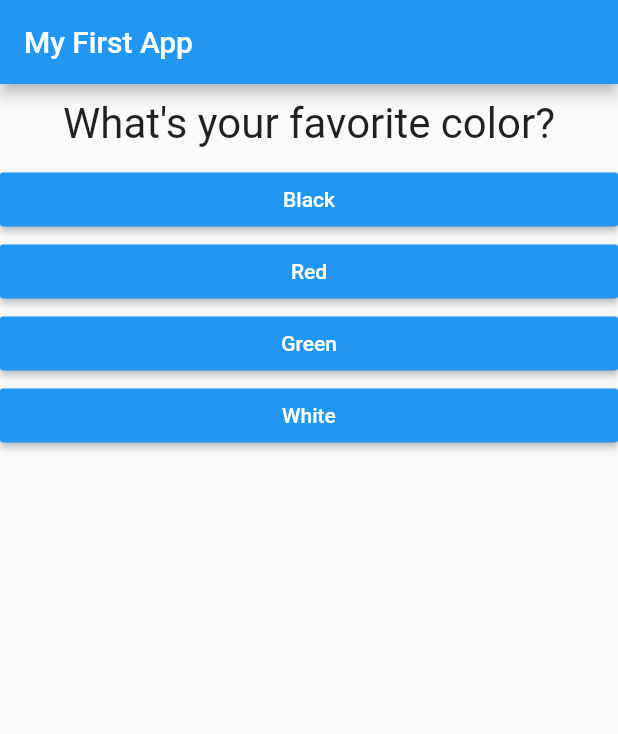
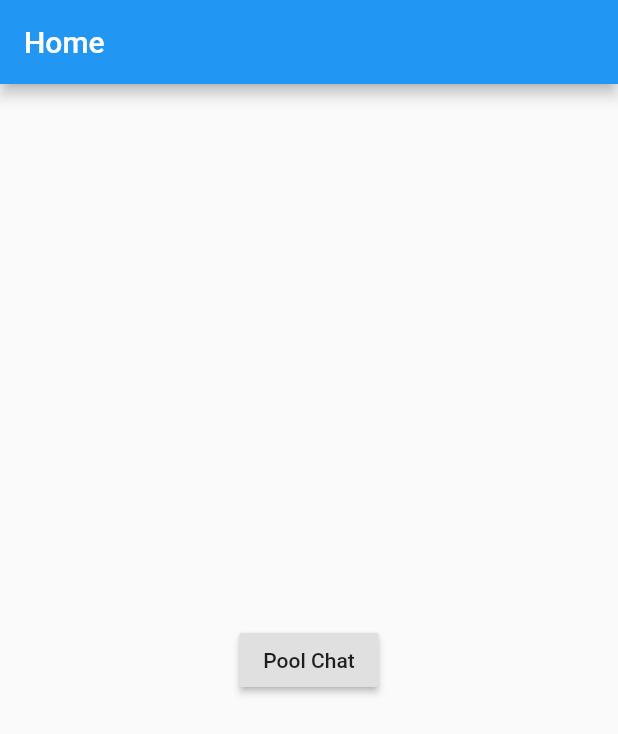
Before and after one commit to piratelicorne/swim_flutter_app, a Flutter app: the screen it shows after launch, on a phone screen of 412 x 824 dp. Shown: the top 734 px of the screen. Run offline on Flutter 3.47's test engine with Material 2 defaults, Android fonts, the phone set to English and light mode, and no system bars.

Commit message:
one button on main

```diff
--- a/lib/answer.dart
+++ b/lib/button.dart
@@ -1,8 +1,8 @@
 import 'package:flutter/material.dart';
 
-class Answer extends StatelessWidget {
+class Button extends StatelessWidget {
   final Function selectHandler;
-  final String answerText;
+  final String buttonText;
 
   Answer(this.selectHandler, this.answerText);
 
@@ -13,7 +13,7 @@ class Answer extends StatelessWidget {
       child: RaisedButton(
         color: Colors.blue,
         textColor: Colors.white,
-        child: Text(answerText),
+        child: Text(buttonText),
         onPressed: selectHandler,
       ),
     );
--- a/lib/quiz.dart
+++ b/lib/changeScreen.dart
@@ -1,25 +1,25 @@
 import 'package:flutter/material.dart';
 
-import './question.dart';
-import './answer.dart';
+import 'page.dart';
+import 'button.dart';
 
-class Quiz extends StatelessWidget {
-  final List<Map<String, Object>> questions;
-  final int questionIndex;
-  final Function answerQuestion;
+class changeScreen extends StatelessWidget {
+  final List<Map<String, Object>> pages;
+  final String screen;
+  final Function changeScreen;
 
-  Quiz({
-    @required this.questions,
-    @required this.answerQuestion,
-    @required this.questionIndex,
+  changeScreen({
+    @required this.pages,
+    @required this.changeScreen,
+    @required this.screen,
   });
 
   @override
   Widget build(BuildContext context) {
     return Column(
       children: [
-        Question(
-          questions[questionIndex]['questionText'],
+        changeScreen(
+          pages[name]['questionText'],
         ),
         ...(questions[questionIndex]['answers'] as List<Map<String, Object>>)
             .map((answer) {
--- a/lib/main.dart
+++ b/lib/main.dart
@@ -1,81 +1,51 @@
 import 'package:flutter/material.dart';
 
-import './quiz.dart';
-import './result.dart';
+import 'package:flutter/material.dart';
 
-// void main() {
-//   runApp(MyApp());
-// }
+void main() {
+  runApp(MaterialApp(
+    title: 'Navigation Basics',
+    home: Home(),
+  ));
+}
 
-void main() => runApp(MyApp());
-
-class MyApp extends StatefulWidget {
+class Home extends StatelessWidget {
   @override
-  State<StatefulWidget> createState() {
-    // TODO: implement createState
-    return _MyAppState();
+  Widget build(BuildContext context) {
+    return Scaffold(
+      appBar: AppBar(
+        title: Text('Home'),
+      ),
+      body: Center(
+        child: RaisedButton(
+          child: Text('Pool Chat'),
+          onPressed: () {
+            Navigator.push(
+              context,
+              MaterialPageRoute(builder: (context) => Poolchat()),
+            );
+          },
+        ),
+      ),
+    );
   }
 }
 
-class _MyAppState extends State<MyApp> {
-  final _questions = const [
-    {
-      'questionText': 'What\'s your favorite color?',
-      'answers': [
-        {'text': 'Black', 'score': 10},
-        {'text': 'Red', 'score': 6},
-        {'text': 'Green', 'score': 3},
-        {'text': 'White', 'score': 1}
-      ],
-    },
-    {
-      'questionText': 'What\'s your favorite animal?',
-      'answers': [
-        {'text': 'Rabbit', 'score': 10},
-        {'text': 'Snake', 'score': 6},
-        {'text': 'Elephant', 'score': 3},
-        {'text': 'Lion', 'score': 1}
-      ],
-    },
-    {
-      'questionText': 'Who\'s your favorite instructor?',
-      'answers': [
-        {'text': 'Max', 'score': 10},
-        {'text': 'not Max', 'score': 6},
-        {'text': 'Maria', 'score': 3},
-        {'text': 'João', 'score': 1}
-      ],
-    },
-  ];
-  var _questionIndex = 0;
-  var _totalScore = 0;
-
-  void _answerQuestion(int score) {
-    _totalScore += score;
-
-    setState(() {
-      _questionIndex += 1;
-    });
-    print(_questionIndex);
-    if (_questionIndex < _questions.length) {
-      print('We have more questions!');
-    }
-  }
-
+class Poolchat extends StatelessWidget {
   @override
   Widget build(BuildContext context) {
-    return MaterialApp(
-      home: Scaffold(
-          appBar: AppBar(
-            title: Text('My First App'),
-          ),
-          body: _questionIndex < _questions.length
-              ? Quiz(
-                  questions: _questions,
-                  answerQuestion: _answerQuestion,
-                  questionIndex: _questionIndex,
-                )
-              : Result(_totalScore)),
+    return Scaffold(
+      appBar: AppBar(
+        title: Text("Pool chat"),
+      ),
+      body: Center(
+        child: RaisedButton(
+          onPressed: () {
+            Navigator.pop(context);
+          },
+          child: Text('Go back!'),
+        ),
+      ),
     );
   }
 }
```
Also changed, not shown: lib/page.dart (renamed from lib/question.dart).
